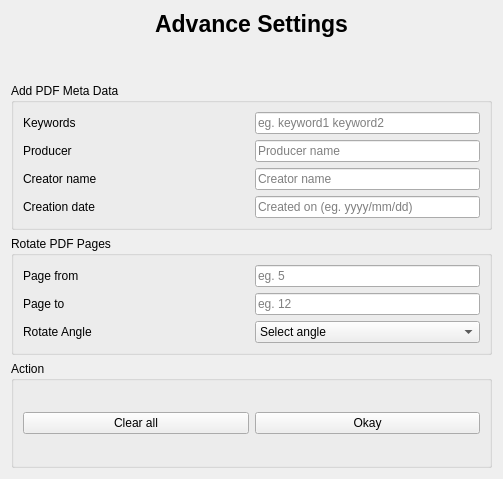
Above: src/advance_setting.ui from rishabh3354/JPG2PDF before the change. Below: the same form after it.
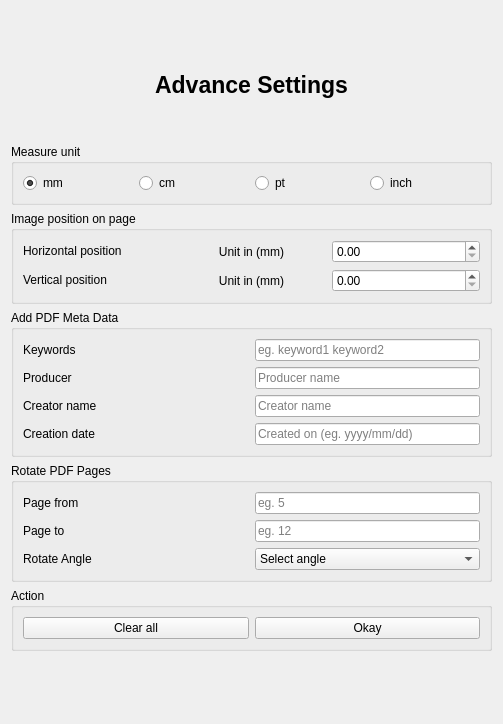
That is the form after the change.

Commit message: new adv option, scale image , select measure tool

The edit to the form file:
```diff
--- a/src/advance_setting.ui
+++ b/src/advance_setting.ui
@@ -7,7 +7,7 @@
     <x>0</x>
     <y>0</y>
     <width>503</width>
-    <height>479</height>
+    <height>724</height>
    </rect>
   </property>
   <property name="windowTitle">
@@ -55,10 +55,131 @@
        </property>
       </spacer>
      </item>
+     <item>
+      <widget class="QGroupBox" name="groupBox_8">
+       <property name="sizePolicy">
+        <sizepolicy hsizetype="Preferred" vsizetype="Fixed">
+         <horstretch>0</horstretch>
+         <verstretch>0</verstretch>
+        </sizepolicy>
+       </property>
+       <property name="title">
+        <string>Measure unit</string>
+       </property>
+       <layout class="QVBoxLayout" name="verticalLayout_15">
+        <item>
+         <layout class="QGridLayout" name="gridLayout_27">
+          <item row="0" column="0">
+           <widget class="QRadioButton" name="mm">
+            <property name="text">
+             <string>mm</string>
+            </property>
+            <property name="checked">
+             <bool>true</bool>
+            </property>
+           </widget>
+          </item>
+          <item row="0" column="3">
+           <widget class="QRadioButton" name="inch">
+            <property name="text">
+             <string>inch</string>
+            </property>
+           </widget>
+          </item>
+          <item row="0" column="1">
+           <widget class="QRadioButton" name="cm">
+            <property name="text">
+             <string>cm</string>
+            </property>
+           </widget>
+          </item>
+          <item row="0" column="2">
+           <widget class="QRadioButton" name="pt">
+            <property name="text">
+             <string>pt</string>
+            </property>
+           </widget>
+          </item>
+         </layout>
+        </item>
+       </layout>
+      </widget>
+     </item>
+     <item>
+      <widget class="QGroupBox" name="groupBox_9">
+       <property name="sizePolicy">
+        <sizepolicy hsizetype="Preferred" vsizetype="Fixed">
+         <horstretch>0</horstretch>
+         <verstretch>0</verstretch>
+        </sizepolicy>
+       </property>
+       <property name="title">
+        <string>Image position on page</string>
+       </property>
+       <layout class="QVBoxLayout" name="verticalLayout_16">
+        <item>
+         <layout class="QGridLayout" name="gridLayout_28">
+          <item row="1" column="0">
+           <widget class="QLabel" name="label_25">
+            <property name="sizePolicy">
+             <sizepolicy hsizetype="Preferred" vsizetype="Fixed">
+              <horstretch>0</horstretch>
+              <verstretch>0</verstretch>
+             </sizepolicy>
+            </property>
+            <property name="text">
+             <string>Vertical position</string>
+            </property>
+           </widget>
+          </item>
+          <item row="1" column="1">
+           <widget class="QLabel" name="v_unit">
+            <property name="text">
+             <string>Unit in (mm)</string>
+            </property>
+            <property name="alignment">
+             <set>Qt::AlignCenter</set>
+            </property>
+           </widget>
+          </item>
+          <item row="0" column="1">
+           <widget class="QLabel" name="h_unit">
+            <property name="text">
+             <string>Unit in (mm)</string>
+            </property>
+            <property name="alignment">
+             <set>Qt::AlignCenter</set>
+            </property>
+           </widget>
+          </item>
+          <item row="0" column="2">
+           <widget class="QDoubleSpinBox" name="h_value"/>
+          </item>
+          <item row="0" column="0">
+           <widget class="QLabel" name="label_27">
+            <property name="sizePolicy">
+             <sizepolicy hsizetype="Preferred" vsizetype="Fixed">
+              <horstretch>0</horstretch>
+              <verstretch>0</verstretch>
+             </sizepolicy>
+            </property>
+            <property name="text">
+             <string>Horizontal position</string>
+            </property>
+           </widget>
+          </item>
+          <item row="1" column="2">
+           <widget class="QDoubleSpinBox" name="v_value"/>
+          </item>
+         </layout>
+        </item>
+       </layout>
+      </widget>
+     </item>
      <item>
       <widget class="QGroupBox" name="groupBox_5">
        <property name="sizePolicy">
-        <sizepolicy hsizetype="Preferred" vsizetype="Preferred">
+        <sizepolicy hsizetype="Preferred" vsizetype="Fixed">
          <horstretch>0</horstretch>
          <verstretch>0</verstretch>
         </sizepolicy>
@@ -193,7 +314,7 @@
      <item>
       <widget class="QGroupBox" name="groupBox_7">
        <property name="sizePolicy">
-        <sizepolicy hsizetype="Preferred" vsizetype="Preferred">
+        <sizepolicy hsizetype="Preferred" vsizetype="Fixed">
          <horstretch>0</horstretch>
          <verstretch>0</verstretch>
         </sizepolicy>
@@ -316,7 +437,7 @@
      <item>
       <widget class="QGroupBox" name="groupBox_6">
        <property name="sizePolicy">
-        <sizepolicy hsizetype="Preferred" vsizetype="Preferred">
+        <sizepolicy hsizetype="Preferred" vsizetype="Fixed">
          <horstretch>0</horstretch>
          <verstretch>0</verstretch>
         </sizepolicy>
```
Left out of the diff: 128 changed lines with no effect on the pictures. The commit also changes 3 other files.
